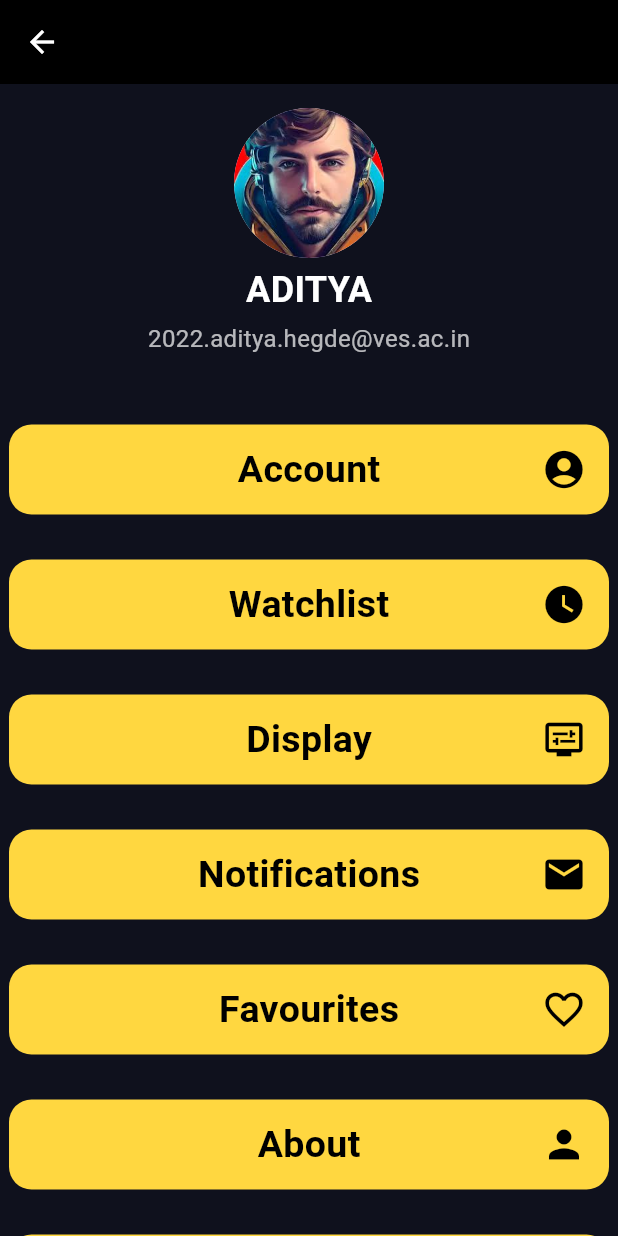
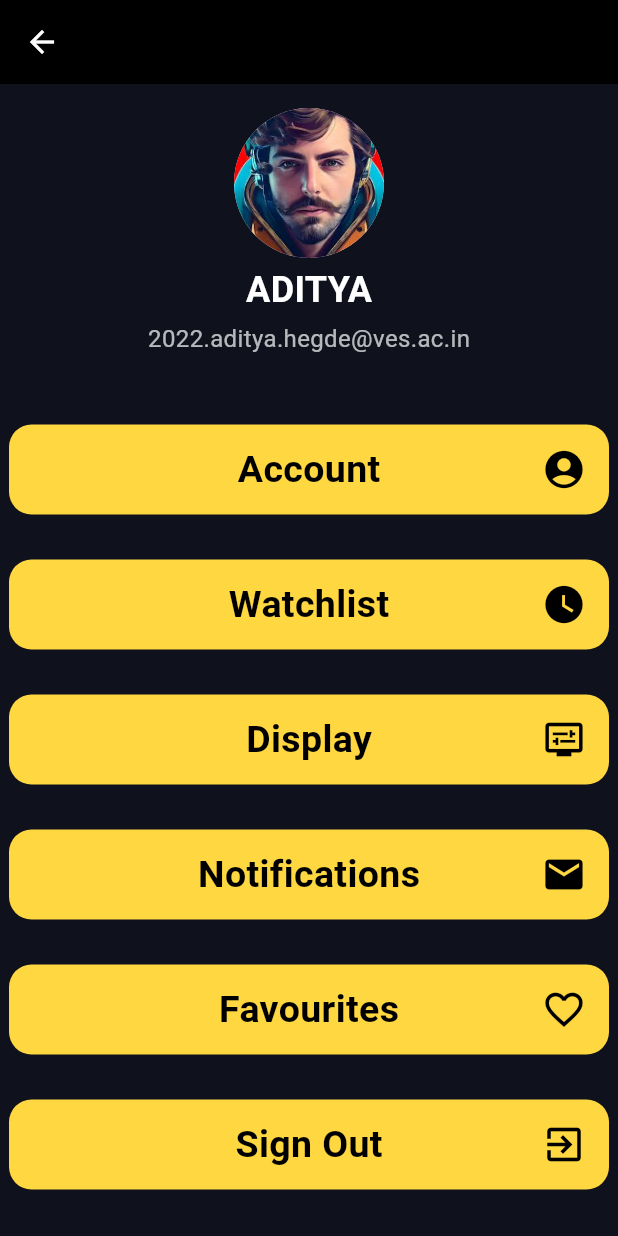
Before and after one commit to adi99304/IMDb-clone, a Flutter app: the ProfilePage screen opened by its route, on a phone screen of 412 x 824 dp. Run offline on Flutter 3.47's test engine with Material 3 defaults, Android fonts, the phone set to English and light mode, and no system bars; our stand-ins replace animated_splash_screen, firebase_auth, firebase_core; accounts and stored records are empty.

Commit message:
Profile Page updated

```diff
--- a/lib/pages/ProfilePage.dart
+++ b/lib/pages/ProfilePage.dart
@@ -1,5 +1,6 @@
 import 'package:flutter/material.dart';
-import 'package:flutter/widgets.dart';
+import 'package:project/pages/LoginPage.dart';
+import 'package:project/pages/UserPage.dart';
 
 class ProfilePage extends StatelessWidget {
   @override
@@ -53,19 +54,19 @@
                 ),
               ),
               SizedBox(height: 0), // Space before the first container
-              _buildAccountContainer('Account', Icons.account_circle),
+              _buildAccountContainer(context, 'Account', Icons.account_circle),
               SizedBox(height: 0), // Space between containers
-              _buildAccountContainer('Watchlist', Icons.watch_later),
+              _buildAccountContainer(context, 'Watchlist', Icons.watch_later),
               SizedBox(height: 0), // Space between containers
-              _buildAccountContainer('Display', Icons.display_settings),
+              _buildAccountContainer(
+                  context, 'Display', Icons.display_settings),
               SizedBox(height: 0), // Space between containers
-              _buildAccountContainer('Notifications', Icons.email),
+              _buildAccountContainer(context, 'Notifications', Icons.email),
               SizedBox(height: 0), // Space between containers
-              _buildAccountContainer('Favourites', Icons.favorite_outline),
+              _buildAccountContainer(
+                  context, 'Favourites', Icons.favorite_outline),
               SizedBox(height: 0), // Space between containers
-              _buildAccountContainer('About', Icons.person),
-              SizedBox(height: 0), // Space between containers
-              _buildAccountContainer('Sign Out', Icons.arrow_back_sharp,),
+              _buildAccountContainer(context, 'Sign Out', Icons.exit_to_app),
             ],
           ),
         ),
@@ -73,8 +74,32 @@
     );
   }
 
-  Widget _buildAccountContainer(String text, IconData icon) {
-    return Container(
+  Widget _buildAccountContainer(
+      BuildContext context, String text, IconData icon) {
+    return GestureDetector(
+      onTap: () {
+        if (text == 'Sign Out') {
+          // Navigate to LoginPage
+          Navigator.pushReplacement(
+            context,
+            MaterialPageRoute(
+                builder: (context) => LoginPage(
+                      title: '',
+                    )),
+          );
+        } else if (text == 'Favourites' || text == 'Watchlist') {
+          // Navigate to UserPage
+          Navigator.pushReplacement(
+            context,
+            MaterialPageRoute(builder: (context) => UserPage()),
+          );
+        } else if (text == 'Display') {
+          // Show prompt for changing brightness (implement this)
+          // For now, just print a message
+          print('Display settings pressed');
+        }
+      },
+      child: Container(
         margin: EdgeInsets.only(top: 30),
         width: 400,
         height: 60,
@@ -104,6 +129,7 @@
             ),
           ],
         ),
+      ),
     );
   }
 }
```
Lines whose indentation alone changed are shown as unchanged.
